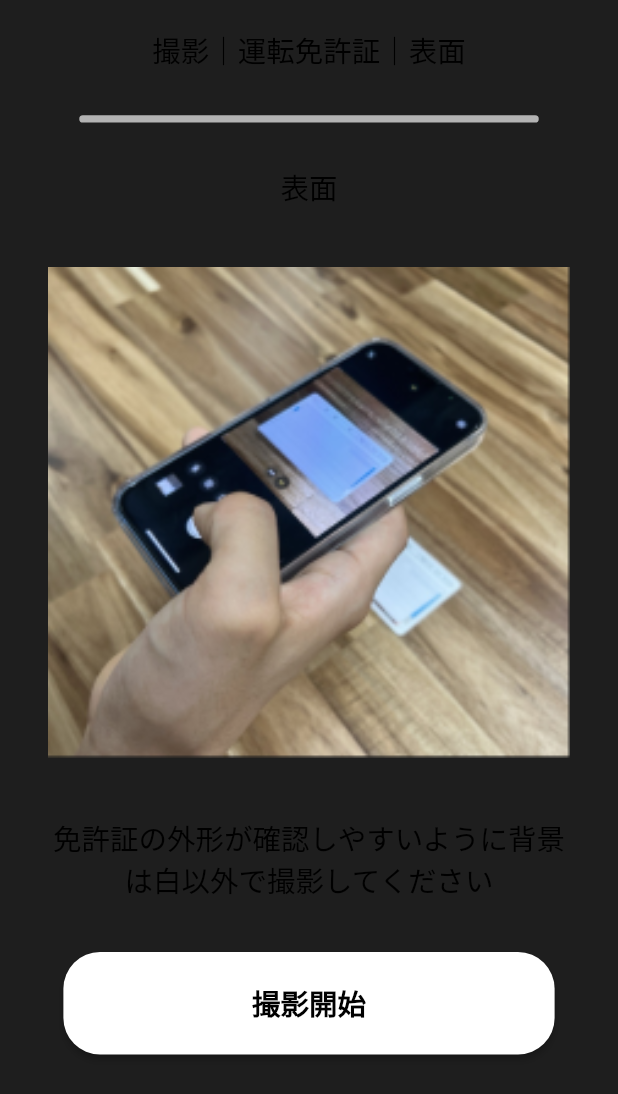
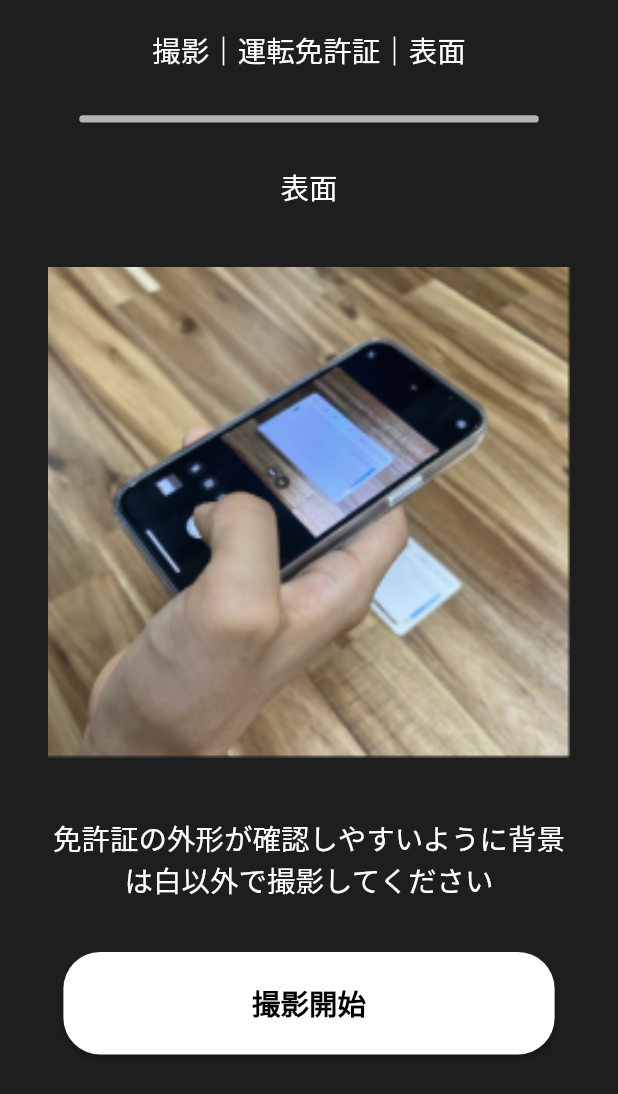
Before and after one commit to hello-world-was-taken/upwork-hassan, a Flutter app: the UsageDemo screen opened directly, on a phone screen of 412 x 824 dp. Shown: the top 1094 px of the screen. Run offline on Flutter 3.47's test engine with Material 2 defaults, Android fonts, the phone set to English and light mode, and no system bars; our stand-ins replace camera, flutter_screenutil; Roboto replaces fonts that are missing (MsGothic).

Commit message:
fix usage demo page

```diff
--- a/lib/features/pages/presentation/usage_demo.dart
+++ b/lib/features/pages/presentation/usage_demo.dart
@@ -16,7 +16,7 @@ class UsageDemo extends StatelessWidget {
               Text(
                 "撮影｜運転免許証｜表面",
                 textAlign: TextAlign.center,
-                style: TextStyle(color: Colors.black, fontSize: 18.sp),
+                style: TextStyle(color: Colors.white, fontSize: 18.sp),
               ),
               Container(
                 height: 5.h,
@@ -30,7 +30,7 @@ class UsageDemo extends StatelessWidget {
               Text(
                 "表面",
                 textAlign: TextAlign.center,
-                style: TextStyle(color: Colors.black, fontSize: 18.sp),
+                style: TextStyle(color: Colors.white, fontSize: 18.sp),
               ),
               SizedBox(height: 30.h),
               Container(
@@ -46,7 +46,7 @@ class UsageDemo extends StatelessWidget {
               Text(
                 "免許証の外形が確認しやすいように背景は白以外で撮影してください",
                 textAlign: TextAlign.center,
-                style: TextStyle(color: Colors.black, fontSize: 18.sp),
+                style: TextStyle(color: Colors.white, fontSize: 18.sp),
               ),
               SizedBox(height: 30.h),
               Container(
```
Also changed, not shown: lib/main.dart (+4 -3 lines).
